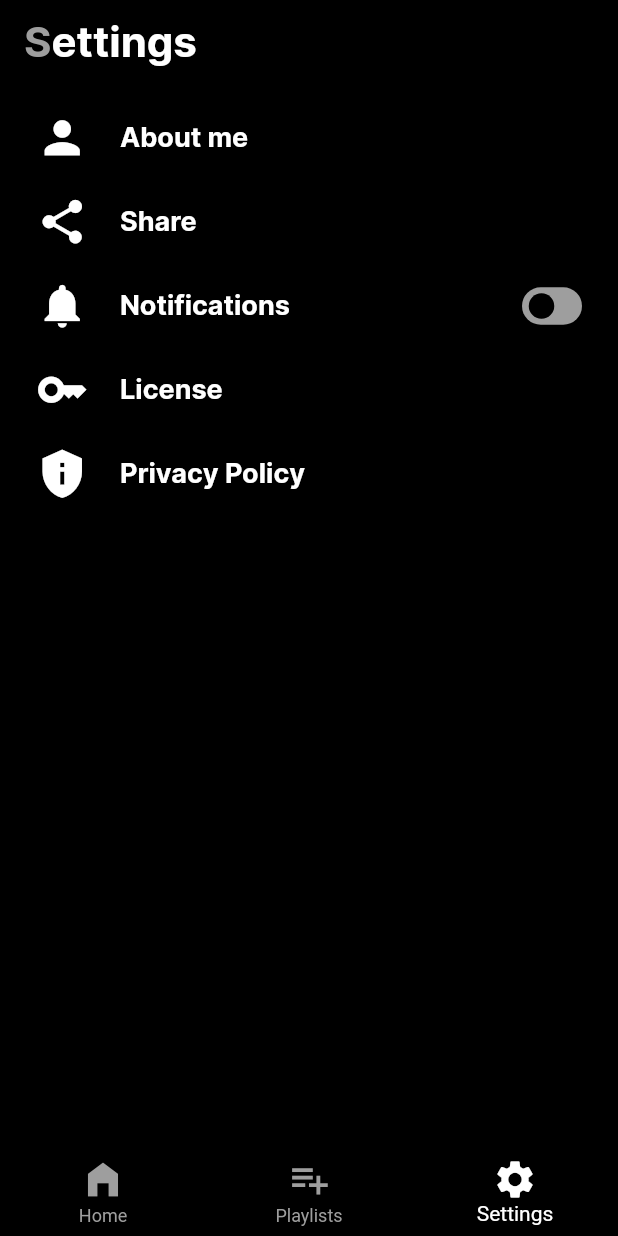
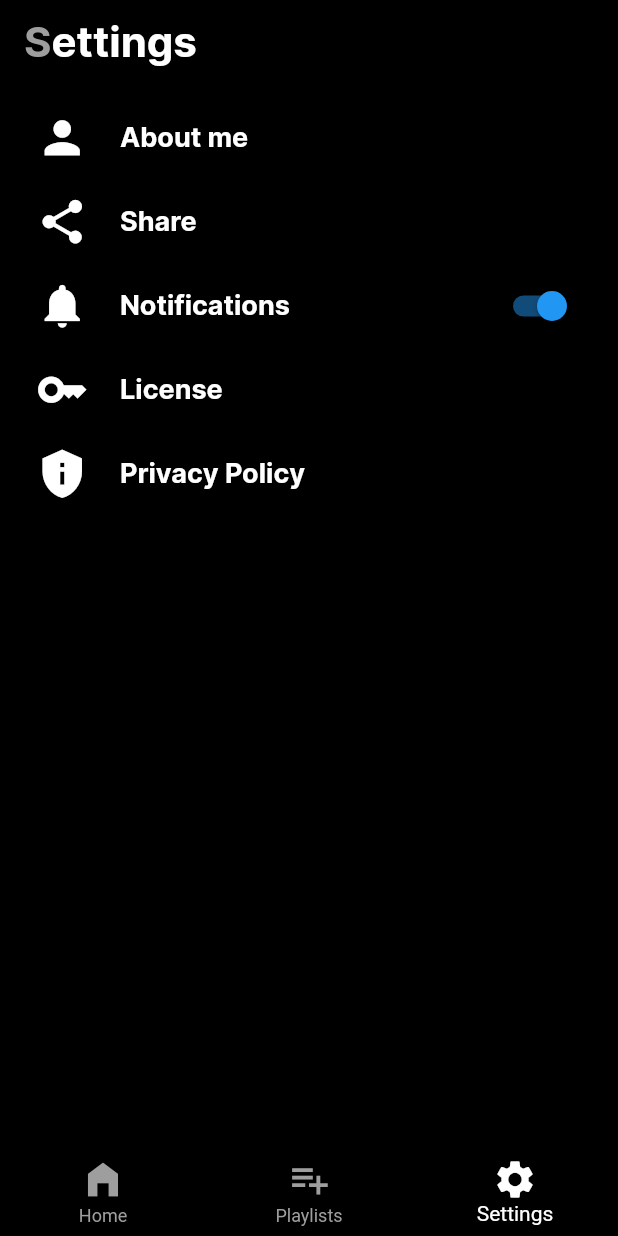
Before and after one commit to sinan70257/musify, a Flutter app: the screen it shows after launch, item 3 of the bottom bar chosen, on a phone screen of 412 x 824 dp. Run offline on Flutter 3.47's test engine with Material 2 defaults, Android fonts, the phone set to English and light mode, and no system bars; drawn by our look-alikes of flutter_switch; our stand-ins replace assets_audio_player, audio_video_progress_bar, flutter_spinkit, hive, hive_flutter, marquee and 1 more; accounts and stored records are empty.

Commit message:
new commit

```diff
--- a/lib/Colors/colors.dart
+++ b/lib/Colors/colors.dart
@@ -2,3 +2,4 @@ import 'package:flutter/material.dart';
 
 const Color buttonColor = Color.fromARGB(255, 106, 106, 106);
 Color bottomsheetColor = Colors.black;
+late bool notificationStatus = true;
--- a/lib/screens/Favourites.dart
+++ b/lib/screens/Favourites.dart
@@ -2,6 +2,7 @@ import 'package:assets_audio_player/assets_audio_player.dart';
 import 'package:flutter/material.dart';
 import 'package:hive/hive.dart';
 import 'package:hive_flutter/hive_flutter.dart';
+import 'package:musik/Colors/colors.dart';
 import 'package:musik/model/dbfunctions.dart';
 import 'package:musik/model/favouriteModel.dart';
 import 'package:musik/screens/BottomNavbar.dart';
@@ -115,7 +116,7 @@ class _FavouritesState extends State<Favourites> {
                     onTap: (() {
                       audioPlayer.open(
                           Playlist(audios: allsongs, startIndex: index),
-                          showNotification: true,
+                          showNotification: notificationStatus,
                           headPhoneStrategy: HeadPhoneStrategy.pauseOnUnplug,
                           loopMode: LoopMode.playlist);
                       setState(() {
@@ -136,7 +137,7 @@ class _FavouritesState extends State<Favourites> {
                       nullArtworkWidget: ClipRRect(
                         borderRadius: BorderRadius.all(Radius.circular(10)),
                         child: Image.asset(
-                          'assets/musify.png',
+                          'assets/images/musify copy0.jpg',
                           fit: BoxFit.cover,
                         ),
                       ),
--- a/lib/screens/Playlists.dart
+++ b/lib/screens/Playlists.dart
@@ -7,7 +7,7 @@ class Playlists extends StatelessWidget {
 
   @override
   Widget build(BuildContext context) {
-    return Scaffold(
+    return const Scaffold(
       body: playLists(),
     );
   }
--- a/lib/screens/mostlyPlayed.dart
+++ b/lib/screens/mostlyPlayed.dart
@@ -3,6 +3,7 @@
 import 'package:assets_audio_player/assets_audio_player.dart';
 import 'package:flutter/material.dart';
 import 'package:hive_flutter/adapters.dart';
+import 'package:musik/Colors/colors.dart';
 import 'package:musik/model/dbfunctions.dart';
 import 'package:musik/model/mostPlayed.dart';
 import 'package:musik/screens/BottomNavbar.dart';
@@ -108,7 +109,7 @@ class _mostlyPlayedState extends State<mostlyPlayed> {
                         print(player.getCurrentAudioTitle);
 
                         player.open(Playlist(audios: songs, startIndex: index),
-                            showNotification: true,
+                            showNotification: notificationStatus,
                             headPhoneStrategy: HeadPhoneStrategy.pauseOnUnplug,
                             loopMode: LoopMode.playlist);
                         setState(() {
@@ -133,7 +134,7 @@ class _mostlyPlayedState extends State<mostlyPlayed> {
                           borderRadius:
                               const BorderRadius.all(Radius.circular(10)),
                           child: Image.asset(
-                            'assets/musify.png',
+                            'assets/images/musify copy0.jpg',
                             fit: BoxFit.cover,
                           ),
                         ),
--- a/lib/screens/recentlyPlayedScreen.dart
+++ b/lib/screens/recentlyPlayedScreen.dart
@@ -134,7 +134,7 @@ class _recentlyPlayedState extends State<recentlyPlayed> {
                     nullArtworkWidget: ClipRRect(
                       borderRadius: const BorderRadius.all(Radius.circular(10)),
                       child: Image.asset(
-                        'assets/musify.png',
+                        'assets/images/musify copy0.jpg',
                         fit: BoxFit.cover,
                       ),
                     ),
--- a/lib/screens/searchScreen.dart
+++ b/lib/screens/searchScreen.dart
@@ -1,5 +1,6 @@
 import 'package:assets_audio_player/assets_audio_player.dart';
 import 'package:flutter/material.dart';
+import 'package:musik/Colors/colors.dart';
 import 'package:musik/model/songModel.dart';
 import 'package:musik/screens/BottomNavbar.dart';
 import 'package:musik/screens/nowPlaying2.dart';
@@ -108,7 +109,7 @@ class _ScreenSearchState extends State<ScreenSearch> {
                     onTap: () {
                       _audioPlayer.open(
                           Playlist(audios: allSongs, startIndex: index),
-                          showNotification: true,
+                          showNotification: notificationStatus,
                           headPhoneStrategy: HeadPhoneStrategy.pauseOnUnplug,
                           loopMode: LoopMode.playlist);
                       setState(() {});
@@ -131,7 +132,7 @@ class _ScreenSearchState extends State<ScreenSearch> {
                         borderRadius:
                             const BorderRadius.all(Radius.circular(10)),
                         child: Image.asset(
-                          'assets/musify.png',
+                          'assets/images/musify copy0.jpg',
                           fit: BoxFit.cover,
                         ),
                       ),
--- a/lib/widgets/AllSongs.dart
+++ b/lib/widgets/AllSongs.dart
@@ -1,6 +1,7 @@
 import 'package:assets_audio_player/assets_audio_player.dart';
 import 'package:flutter/material.dart';
 import 'package:hive_flutter/hive_flutter.dart';
+import 'package:musik/Colors/colors.dart';
 import 'package:musik/model/dbfunctions.dart';
 import 'package:musik/model/mostPlayed.dart';
 import 'package:musik/model/recentlyPlayed.dart';
@@ -85,7 +86,7 @@ class _allSongsScreenState extends State<allSongsScreen> {
                       // updatePlayedSongsCount(MPsongs, index);
                       _audioPlayer.open(
                           Playlist(audios: convertAudios, startIndex: index),
-                          showNotification: true,
+                          showNotification: notificationStatus,
                           headPhoneStrategy:
                               HeadPhoneStrategy.pauseOnUnplugPlayOnPlug,
                           loopMode: LoopMode.playlist);
@@ -107,7 +108,7 @@ class _allSongsScreenState extends State<allSongsScreen> {
                         borderRadius:
                             const BorderRadius.all(Radius.circular(10)),
                         child: Image.asset(
-                          'assets/musify.png',
+                          'assets/images/musify copy0.jpg',
                           fit: BoxFit.cover,
                         ),
                       ),
--- a/lib/widgets/FloatingControler.dart
+++ b/lib/widgets/FloatingControler.dart
@@ -71,7 +71,7 @@ class _FloatingControllerState extends State<FloatingController> {
                     artworkFit: BoxFit.cover,
                     nullArtworkWidget: ClipRect(
                       child: Image.asset(
-                        "assets/musify.png",
+                        "assets/images/musify copy0.jpg",
                         fit: BoxFit.cover,
                         width: 60,
                         height: 60,
@@ -131,6 +131,9 @@ class _FloatingControllerState extends State<FloatingController> {
                           ),
                           IconButton(
                             onPressed: () async {
+                              if (playing.index == allDbdongs.length - 1) {
+                                player.playlistPlayAtIndex(-1);
+                              }
                               await player.next();
                               setState(() {});
                               if (isPlaying == false) {
--- a/lib/widgets/NotificationList.dart
+++ b/lib/widgets/NotificationList.dart
@@ -1,5 +1,6 @@
 import 'package:flutter/material.dart';
 import 'package:flutter_switch/flutter_switch.dart';
+import 'package:musik/Colors/colors.dart';
 
 class NotificationList extends StatefulWidget {
   const NotificationList({super.key, required this.title, required this.logo});
@@ -31,23 +32,32 @@ class _NotificationListState extends State<NotificationList> {
                 fontFamily: "Inter",
                 fontSize: 18),
           ),
-          trailing: Container(
-            width: 40,
-            height: 30,
-            child: FlutterSwitch(
-              activeColor: Colors.white,
-              toggleColor: Colors.black,
-              width: 55.0,
-              height: 25.0,
-              valueFontSize: 12.0,
-              toggleSize: 18.0,
-              value: status,
-              onToggle: (val) {
-                setState(() {
-                  status = val;
-                });
-              },
-            ),
+          // trailing: SizedBox(
+          //   width: 40,
+          //   height: 30,
+          //   child: FlutterSwitch(
+          //     activeColor: Colors.white,
+          //     toggleColor: Colors.black,
+          //     width: 55.0,
+          //     height: 25.0,
+          //     valueFontSize: 12.0,
+          //     toggleSize: 18.0,
+          //     value: true,
+          //     onToggle: (val) {
+          //       setState(() {
+          //         status = val;
+          //       });
+          //     },
+          //   ),
+          // ),
+          trailing: Switch(
+            value: notificationStatus,
+            onChanged: (value) {
+              setState(() {
+                notificationStatus = value;
+                print(notificationStatus);
+              });
+            },
           ),
         ),
       ],
--- a/lib/widgets/playlists/addToPlaylist.dart
+++ b/lib/widgets/playlists/addToPlaylist.dart
@@ -1,6 +1,5 @@
 // ignore: file_names
 // ignore_for_file: must_be_immutable, file_names, duplicate_ignore, prefer_final_fields
-
 import 'package:musik/Colors/colors.dart';
 import 'package:musik/model/dbfunctions.dart';
 import 'package:flutter/material.dart';
@@ -30,7 +29,7 @@ class _PlayScreenPlstState extends State<addToPlaylist> {
         },
         icon: const Icon(
           Icons.playlist_add,
-          color: Colors.white,
+          color: Colors.grey,
         ));
   }
 
--- a/lib/widgets/playlists/screenPlaylist.dart
+++ b/lib/widgets/playlists/screenPlaylist.dart
@@ -1,6 +1,7 @@
 // ignore_for_file: must_be_immutable
 
 import 'package:assets_audio_player/assets_audio_player.dart';
+import 'package:musik/Colors/colors.dart';
 import 'package:musik/model/dbfunctions.dart';
 import 'package:musik/model/playlistmodel.dart';
 import 'package:musik/model/songModel.dart';
@@ -125,7 +126,8 @@ class _ScreenPlaylistState extends State<ScreenPlaylist> {
                 return ListTile(
                   onTap: () {
                     player.open(Playlist(audios: plstsongs, startIndex: index),
-                        showNotification: true, loopMode: LoopMode.playlist);
+                        showNotification: notificationStatus,
+                        loopMode: LoopMode.playlist);
                     Navigator.of(context).push(MaterialPageRoute(
                       builder: (context) => const NowPlaying2(),
                     ));
@@ -143,7 +145,7 @@ class _ScreenPlaylistState extends State<ScreenPlaylist> {
                     nullArtworkWidget: ClipRRect(
                       borderRadius: const BorderRadius.all(Radius.circular(50)),
                       child: Image.asset(
-                        'assets/musify.png',
+                        'assets/images/musify copy0.jpg',
                         fit: BoxFit.cover,
                       ),
                     ),
```
Also changed, not shown: lib/screens/HomePage.dart (+11 -24 lines), lib/screens/nowPlaying2.dart (+8 -6 lines), assets/images/musify copy0.jpg (added).
